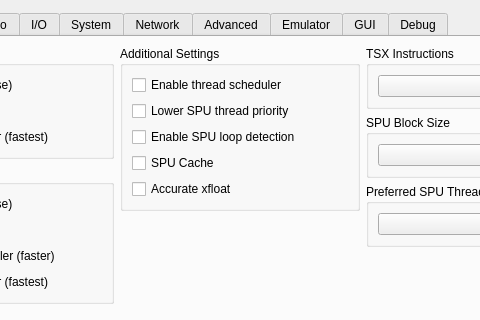
The window that rpcs3/rpcs3qt/settings_dialog.ui (xlj44400/rpcs3) describes before a commit, drawn with Qt 5; both pictures show x 147 to 627 and y 0 to 320 of the 774 by 675 pixel window.
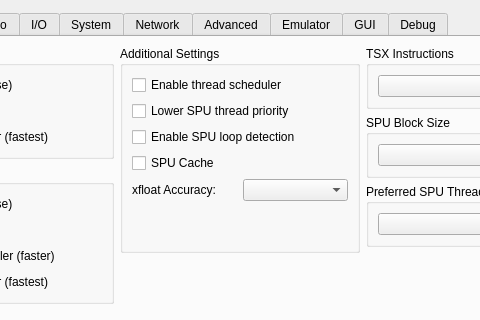
The same window after the commit. Icons and pictures are not drawn.

Commit message: Allow changing approximate xfloat through the UI

```diff
--- a/rpcs3/rpcs3qt/settings_dialog.ui
+++ b/rpcs3/rpcs3qt/settings_dialog.ui
@@ -166,11 +166,31 @@
                </widget>
               </item>
               <item>
-               <widget class="QCheckBox" name="accurateXFloat">
-                <property name="text">
-                 <string>Accurate xfloat</string>
+               <layout class="QHBoxLayout" name="horizontalLayout">
+                <item>
+                 <widget class="QLabel" name="lbl_xfloaAccuracy">
+                  <property name="text">
+                   <string>xfloat Accuracy:</string>
+                  </property>
+                 </widget>
+                </item>
+                <item>
+                 <widget class="QComboBox" name="xfloatAccuracy"/>
+                </item>
+               </layout>
+              </item>
+              <item>
+               <spacer name="verticalSpacer_24">
+                <property name="orientation">
+                 <enum>Qt::Vertical</enum>
                 </property>
-               </widget>
+                <property name="sizeHint" stdset="0">
+                 <size>
+                  <width>20</width>
+                  <height>40</height>
+                 </size>
+                </property>
+               </spacer>
               </item>
              </layout>
             </widget>
```
The commit also changes 2 other files.
